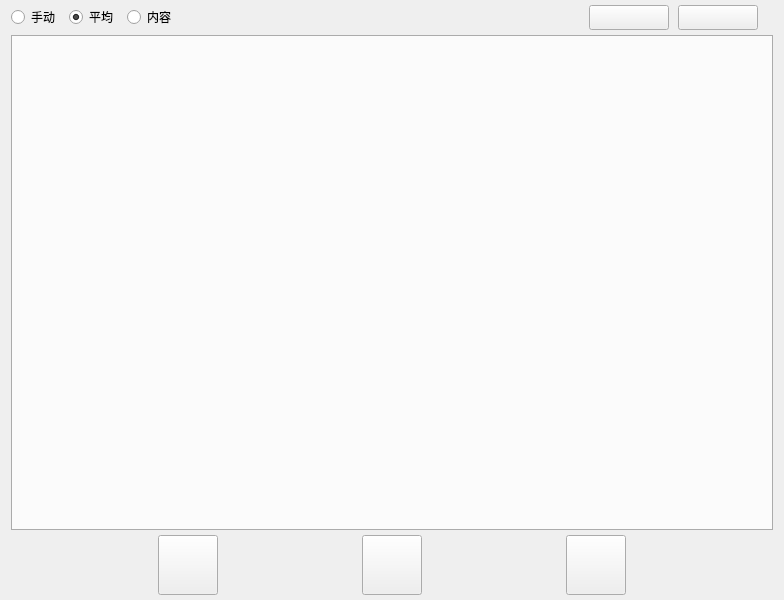
The window that Qt/ERP/storemanager.ui (superp2017/NTERP) describes before a commit, drawn with Qt 5.
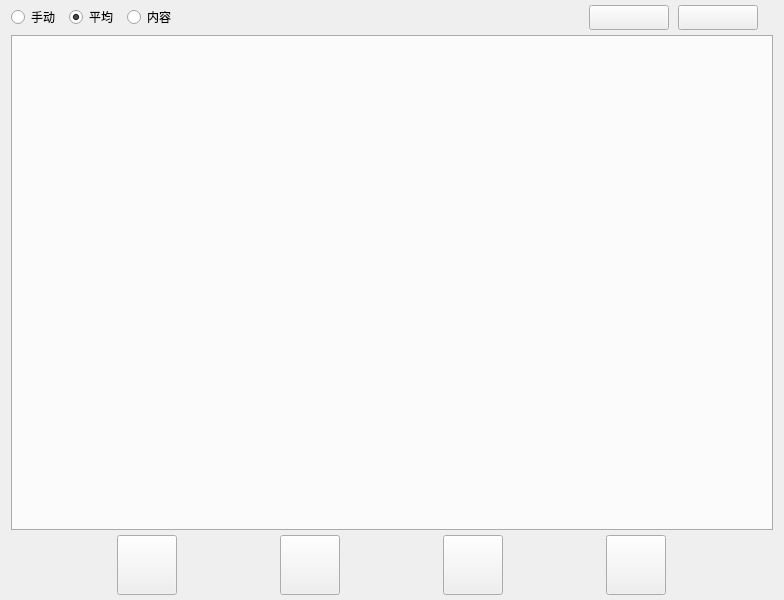
The same window after the commit.

Diff of the .ui file:
```diff
--- a/Qt/ERP/storemanager.ui
+++ b/Qt/ERP/storemanager.ui
@@ -205,6 +205,25 @@
         </property>
        </widget>
       </item>
+      <item>
+       <widget class="QPushButton" name="pushButton_supply_manager">
+        <property name="minimumSize">
+         <size>
+          <width>60</width>
+          <height>60</height>
+         </size>
+        </property>
+        <property name="maximumSize">
+         <size>
+          <width>60</width>
+          <height>60</height>
+         </size>
+        </property>
+        <property name="text">
+         <string/>
+        </property>
+       </widget>
+      </item>
      </layout>
     </widget>
    </item>
```
